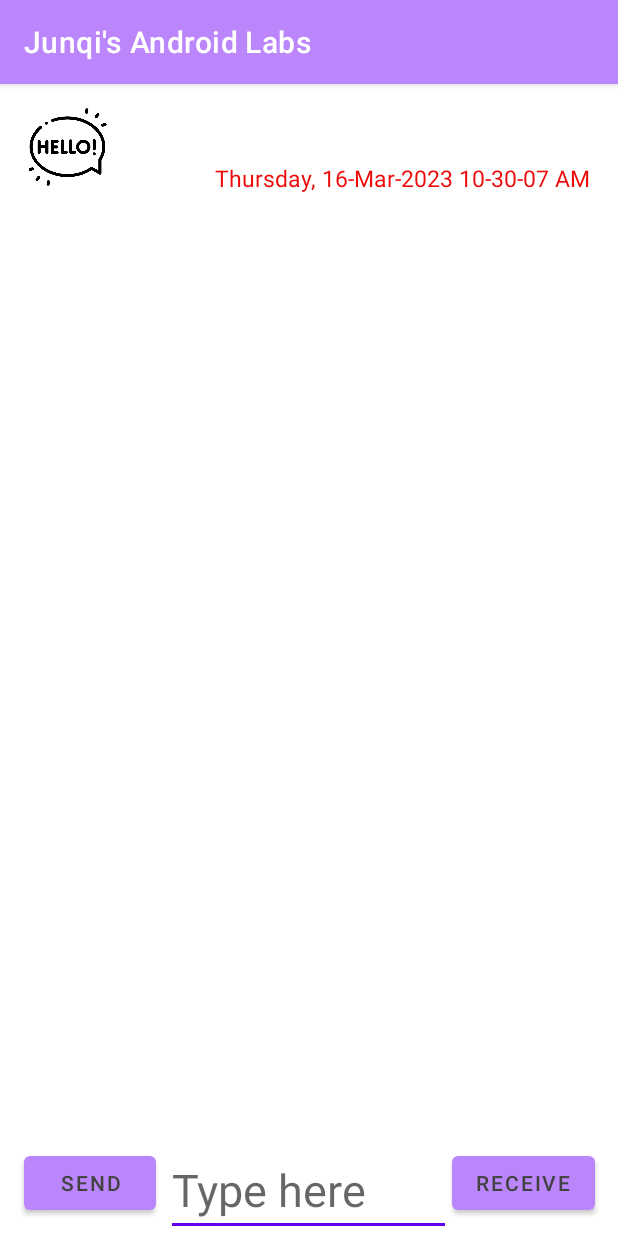
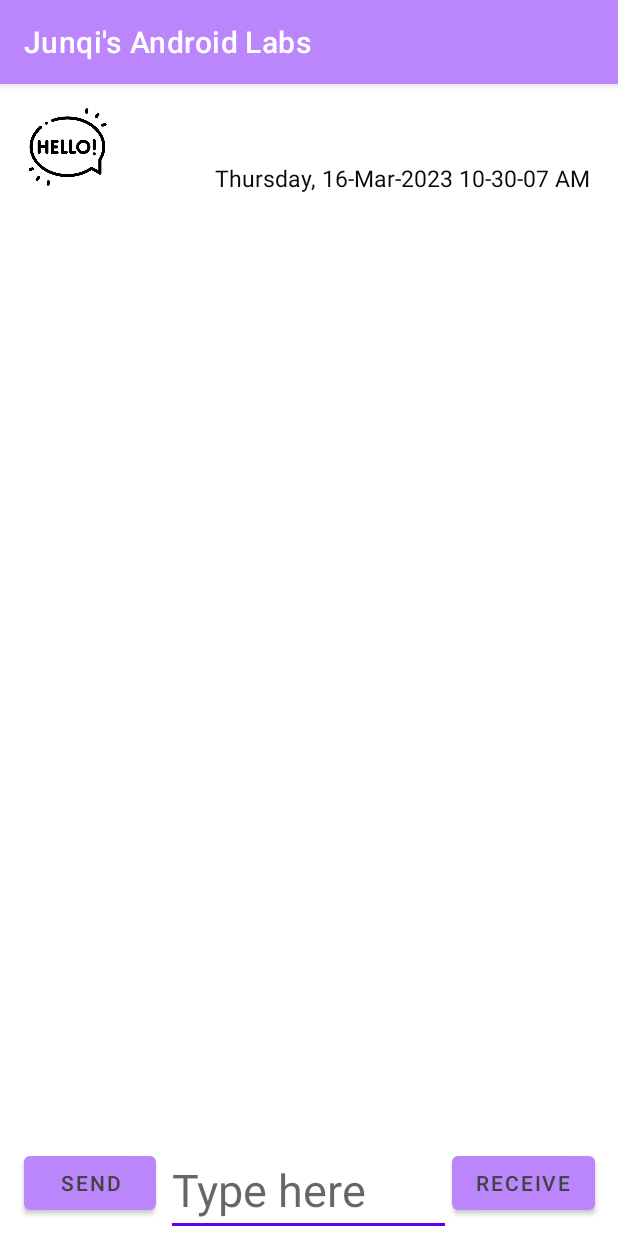
Before and after one commit to JunqiHong/JunqisAndroidLabs, an Android app: the screen it shows after launch (ChatRoom), after a tap on "SEND", on a phone screen of 412 x 824 dp. Run offline under Robolectric (Android 15) with nearby library versions, the phone set to English and light mode, and no system bars; our stand-ins replace Room's generated code.

Commit message:
Week7-2-2

```diff
--- a/app/src/main/java/algonquin/cst2335/ID041012545/ChatRoom.java
+++ b/app/src/main/java/algonquin/cst2335/ID041012545/ChatRoom.java
@@ -50,10 +50,24 @@ public class ChatRoom extends AppCompatActivity {
 
         if(messages == null)
         {
-            chatModel.messages.postValue(messages = new ArrayList<ChatMessage>());
+            messages = new ArrayList<ChatMessage>() ;
+
+
+            Executors.newSingleThreadExecutor().execute(() -> {
+                messages.addAll(mDAO.getAllMessages());//delete the msg from database
+            });
+
+            chatModel.messages.postValue(messages);
         }
 
         setContentView(binding.getRoot());
+
+//        if(messages == null)
+//        {
+//            chatModel.messages.postValue(messages = new ArrayList<ChatMessage>());
+//        }
+//
+//        setContentView(binding.getRoot());
 
         binding.button.setOnClickListener(click->{
             SimpleDateFormat sdf = new SimpleDateFormat("EEEE, dd-MMM-yyyy hh-mm-ss a");
--- a/app/src/main/res/values/colors.xml
+++ b/app/src/main/res/values/colors.xml
@@ -6,5 +6,5 @@
 
     <color name="black">#FF000000</color>
     <color name="white">#FFFFFFFF</color>
-    <color name="my_text">#ED0A0A</color>
+    <color name="my_text">#0A0A0A</color>
 </resources>
```
